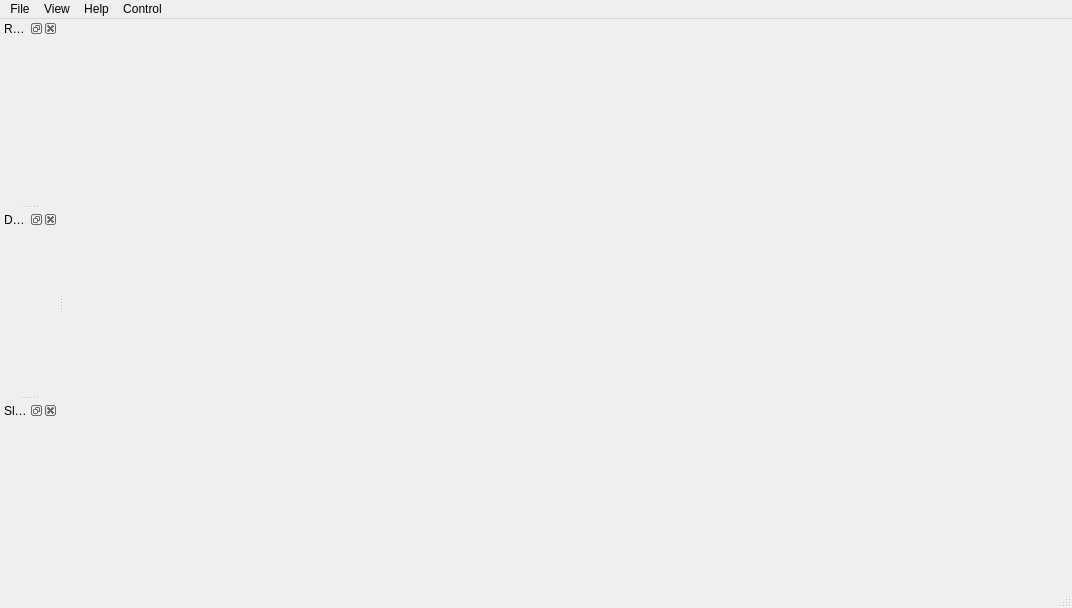
This is src/app/viewer/ui/viewer_main_window.ui in marcin-ochman/modular-slam as Qt 5 draws it before an edit. The edited form follows.
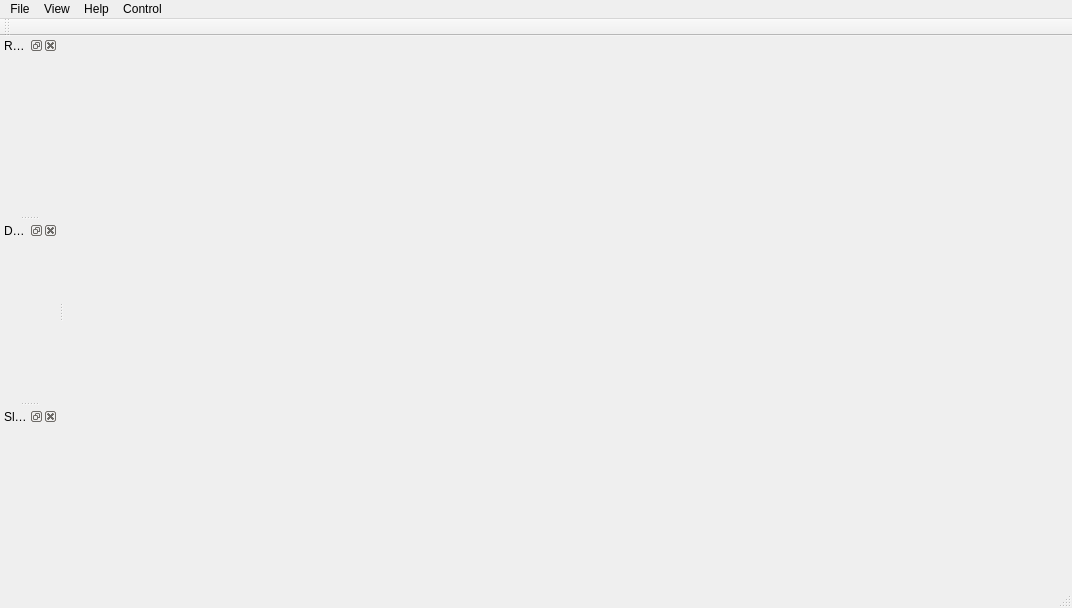
This is the edited form. Custom widgets are drawn as their Qt base class.

Commit message: Viewer improvements/bugs fixes. Map features added

What changed in the file:
```diff
--- a/src/app/viewer/ui/viewer_main_window.ui
+++ b/src/app/viewer/ui/viewer_main_window.ui
@@ -93,6 +93,17 @@
    </attribute>
    <widget class="SlamStatisticsWidget" name="slamStatsViewer"/>
   </widget>
+  <widget class="QToolBar" name="toolBar">
+   <property name="windowTitle">
+    <string>toolBar</string>
+   </property>
+   <attribute name="toolBarArea">
+    <enum>TopToolBarArea</enum>
+   </attribute>
+   <attribute name="toolBarBreak">
+    <bool>false</bool>
+   </attribute>
+  </widget>
   <action name="actionExit">
    <property name="text">
     <string>Close</string>
```
The commit also changes 32 other files.
